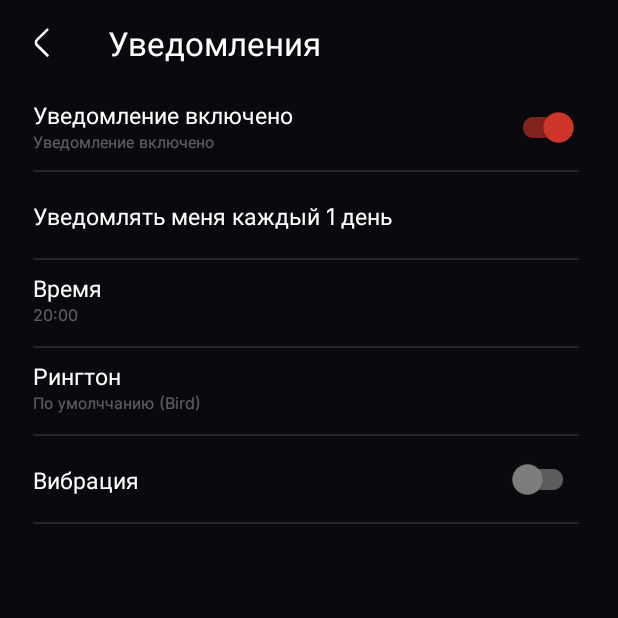
After one commit to MaxVese/TurnikiPushUps, an Android app: the NotificationFragment screen opened through its navigation route, on a phone screen of 412 x 824 dp, the top half of it. The commit adds this screen. Run offline under Robolectric (Android 15) with nearby library versions, the phone set to English and light mode, and no system bars; our stand-ins replace sdp/ssp sizes.

Commit message:
-Add Notification Settings Fragment

```diff
--- a/app/src/main/java/com/wallet/turnikipushups/ui/main/MainFragment.kt
+++ b/app/src/main/java/com/wallet/turnikipushups/ui/main/MainFragment.kt
@@ -31,6 +31,9 @@ class MainFragment : BaseFragment<FragmentMainBinding>() {
             freestyle.setOnClickListener {
                 findNavController().navigate(R.id.action_mainFragment_to_freestyleFragment)
             }
+            notificationButton.setOnClickListener {
+                findNavController().navigate(R.id.action_mainFragment_to_notificationFragment)
+            }
         }
     }
 
--- /dev/null
+++ b/app/src/main/java/com/wallet/turnikipushups/ui/notification/NotificationFragment.kt
@@ -0,0 +1,21 @@
+package com.wallet.turnikipushups.ui.notification
+
+import android.os.Bundle
+import androidx.fragment.app.Fragment
+import android.view.LayoutInflater
+import android.view.View
+import android.view.ViewGroup
+import com.wallet.turnikipushups.R
+import com.wallet.turnikipushups.databinding.FragmentNotificationBinding
+import com.wallet.turnikipushups.ui.BaseFragment
+
+class NotificationFragment : BaseFragment<FragmentNotificationBinding>() {
+    override fun bind(inflater: LayoutInflater): FragmentNotificationBinding {
+        return FragmentNotificationBinding.inflate(inflater)
+    }
+
+    override fun initView() {
+
+    }
+
+}
--- /dev/null
+++ b/app/src/main/res/color/thumb_color.xml
@@ -0,0 +1,5 @@
+<?xml version="1.0" encoding="utf-8"?>
+<selector xmlns:android="http://schemas.android.com/apk/res/android">
+    <item android:color="@color/red" android:state_checked="true"/>
+    <item android:color="#7F7F7F"/>
+</selector>
--- /dev/null
+++ b/app/src/main/res/color/track_color.xml
@@ -0,0 +1,5 @@
+<?xml version="1.0" encoding="utf-8"?>
+<selector xmlns:android="http://schemas.android.com/apk/res/android">
+    <item android:color="#99D1362B" android:state_checked="true"/>
+    <item android:color="#B37F7F7F" />
+</selector>
--- /dev/null
+++ b/app/src/main/res/drawable/ic_arrow_left.xml
@@ -0,0 +1,20 @@
+<vector xmlns:android="http://schemas.android.com/apk/res/android"
+    android:width="@dimen/_20sdp"
+    android:height="@dimen/_20sdp"
+    android:viewportWidth="24"
+    android:viewportHeight="24">
+  <path
+      android:pathData="M14.9998,19.9201L8.4798,13.4001C7.7098,12.6301 7.7098,11.3701 8.4798,10.6001L14.9998,4.0801"
+      android:strokeLineJoin="round"
+      android:strokeWidth="1.5"
+      android:fillColor="#00000000"
+      android:strokeColor="#ffffff"
+      android:strokeLineCap="round"/>
+  <path
+      android:pathData="M15,19.9199L8.48,13.3999"
+      android:strokeLineJoin="round"
+      android:strokeWidth="1.5"
+      android:fillColor="#00000000"
+      android:strokeColor="#ffffff"
+      android:strokeLineCap="round"/>
+</vector>
--- /dev/null
+++ b/app/src/main/res/layout/fragment_notification.xml
@@ -0,0 +1,161 @@
+<?xml version="1.0" encoding="utf-8"?>
+<LinearLayout xmlns:android="http://schemas.android.com/apk/res/android"
+    xmlns:tools="http://schemas.android.com/tools"
+    android:layout_width="match_parent"
+    android:layout_height="match_parent"
+    android:background="@color/background"
+    android:orientation="vertical"
+    xmlns:app="http://schemas.android.com/apk/res-auto"
+    tools:context=".ui.notification.NotificationFragment">
+
+    <androidx.appcompat.widget.Toolbar
+        android:layout_width="match_parent"
+        android:layout_height="wrap_content"
+        app:navigationIcon="@drawable/ic_arrow_left">
+        <TextView
+            android:layout_width="wrap_content"
+            android:layout_height="wrap_content"
+            android:text="@string/notification"
+            style="@style/text20px"/>
+    </androidx.appcompat.widget.Toolbar>
+
+    <LinearLayout
+        android:layout_width="match_parent"
+        android:layout_height="wrap_content"
+        android:layout_marginStart="@dimen/_17sdp"
+        android:layout_marginEnd="@dimen/_20sdp"
+        android:orientation="vertical">
+
+        <androidx.constraintlayout.widget.ConstraintLayout
+            android:layout_width="match_parent"
+            android:layout_height="@dimen/_44sdp">
+
+            <TextView
+                android:id="@+id/textView"
+                style="@style/text14px"
+                android:layout_marginTop="@dimen/_7sdp"
+                android:layout_width="wrap_content"
+                android:layout_height="wrap_content"
+                android:text="@string/notif_enabled"
+                app:layout_constraintStart_toStartOf="parent"
+                app:layout_constraintTop_toTopOf="parent" />
+
+            <TextView
+                style="@style/text10px"
+                android:layout_width="wrap_content"
+                android:layout_height="wrap_content"
+                android:text="@string/notif_enabled"
+                android:textColor="@color/blue_light"
+                app:layout_constraintStart_toStartOf="parent"
+                app:layout_constraintTop_toBottomOf="@+id/textView" />
+
+            <com.google.android.material.switchmaterial.SwitchMaterial
+                android:layout_width="wrap_content"
+                android:layout_height="wrap_content"
+                android:checked="true"
+                app:thumbTint="@color/thumb_color"
+                app:trackTint="@color/track_color"
+                app:layout_constraintBottom_toBottomOf="parent"
+                app:layout_constraintEnd_toEndOf="parent"
+                app:layout_constraintTop_toTopOf="parent" />
+
+        </androidx.constraintlayout.widget.ConstraintLayout>
+
+        <View
+            android:layout_width="match_parent"
+            android:layout_height="1dp"
+            android:background="@color/gray_dark"/>
+
+        <TextView
+            android:layout_width="match_parent"
+            android:layout_height="@dimen/_44sdp"
+            android:gravity="center_vertical"
+            style="@style/text14px"
+            android:text="Уведомлять меня каждый 1 день"/>
+
+        <View
+            android:layout_width="match_parent"
+            android:layout_height="1dp"
+            android:background="@color/gray_dark"/>
+
+        <LinearLayout
+            android:layout_width="match_parent"
+            android:orientation="vertical"
+            android:layout_height="@dimen/_44sdp">
+            <TextView
+                android:layout_width="wrap_content"
+                android:layout_height="0dp"
+                android:layout_weight="1"
+                android:gravity="bottom"
+                android:text="@string/time"
+                style="@style/text14px"/>
+            <TextView
+                android:layout_width="wrap_content"
+                android:layout_height="0dp"
+                android:layout_weight="1"
+                style="@style/text10px"
+                android:text="20:00"
+                android:textColor="@color/blue_light"/>
+        </LinearLayout>
+
+        <View
+            android:layout_width="match_parent"
+            android:layout_height="1dp"
+            android:background="@color/gray_dark"/>
+
+        <LinearLayout
+            android:layout_width="match_parent"
+            android:orientation="vertical"
+            android:layout_height="@dimen/_44sdp">
+            <TextView
+                android:layout_width="wrap_content"
+                android:layout_height="0dp"
+                android:layout_weight="1"
+                android:gravity="bottom"
+                android:text="@string/ringtone"
+                style="@style/text14px"/>
+            <TextView
+                android:layout_width="wrap_content"
+                android:layout_height="0dp"
+                android:layout_weight="1"
+                style="@style/text10px"
+                android:text="По умолччанию (Bird)"
+                android:textColor="@color/blue_light"/>
+        </LinearLayout>
+
+        <View
+            android:layout_width="match_parent"
+            android:layout_height="1dp"
+            android:background="@color/gray_dark"/>
+
+        <LinearLayout
+            android:layout_width="match_parent"
+            android:layout_height="@dimen/_44sdp"
+            android:orientation="horizontal">
+            <TextView
+                android:layout_width="0dp"
+                android:layout_height="wrap_content"
+                android:layout_weight="1"
+                android:layout_gravity="center_vertical"
+                android:text="@string/vibr"
+                style="@style/text14px"/>
+            <com.google.android.material.switchmaterial.SwitchMaterial
+                android:layout_width="wrap_content"
+                android:layout_height="wrap_content"
+                android:layout_gravity="center_vertical"
+                app:thumbTint="@color/thumb_color"
+                app:trackTint="@color/track_color"
+                app:layout_constraintBottom_toBottomOf="parent"
+                app:layout_constraintEnd_toEndOf="parent"
+                app:layout_constraintTop_toTopOf="parent" />
+        </LinearLayout>
+
+        <View
+            android:layout_width="match_parent"
+            android:layout_height="1dp"
+            android:background="@color/gray_dark"/>
+
+    </LinearLayout>
+
+
+</LinearLayout>
--- a/app/src/main/res/navigation/nav_graph_main.xml
+++ b/app/src/main/res/navigation/nav_graph_main.xml
@@ -13,10 +13,18 @@
         <action
             android:id="@+id/action_mainFragment_to_freestyleFragment"
             app:destination="@id/freestyleFragment" />
+        <action
+            android:id="@+id/action_mainFragment_to_notificationFragment"
+            app:destination="@id/notificationFragment" />
     </fragment>
     <fragment
         android:id="@+id/freestyleFragment"
         android:name="com.wallet.turnikipushups.ui.freestyle.FreestyleFragment"
         android:label="fragment_freestyle"
         tools:layout="@layout/fragment_freestyle" />
+    <fragment
+        android:id="@+id/notificationFragment"
+        android:name="com.wallet.turnikipushups.ui.notification.NotificationFragment"
+        android:label="fragment_notification"
+        tools:layout="@layout/fragment_notification" />
 </navigation>
--- a/app/src/main/res/values/colors.xml
+++ b/app/src/main/res/values/colors.xml
@@ -12,4 +12,6 @@
     <color name="blue">#4575ED</color>
     <color name="red">#D1362B</color>
     <color name="gray">#C4C4C4</color>
+    <color name="blue_light">#5CF1F4F7</color>
+    <color name="gray_dark">#3D7F7F7F</color>
 </resources>
--- a/app/src/main/res/values/strings.xml
+++ b/app/src/main/res/values/strings.xml
@@ -13,4 +13,9 @@
     <string name="start">Старт</string>
     <string name="polozhite_telepfone_v_karman">Положите телефон в карман\nили повесьте на шею</string>
     <string name="proceed">Продолжить</string>
+    <string name="notification">Уведомления</string>
+    <string name="notif_enabled">Уведомление включено</string>
+    <string name="time">Время</string>
+    <string name="ringtone">Рингтон</string>
+    <string name="vibr">Вибрация</string>
 </resources>
--- a/app/src/main/res/values/themes.xml
+++ b/app/src/main/res/values/themes.xml
@@ -40,6 +40,10 @@
         <item name="android:textSize">@dimen/_8ssp</item>
     </style>
 
+    <style name="text14px" parent="baseText">
+        <item name="android:textSize">@dimen/_12ssp</item>
+    </style>
+
     <style name="text16pxBlack" parent="baseText">
         <item name="android:textSize">@dimen/_16ssp</item>
         <item name="android:textColor">@color/background</item>
```
